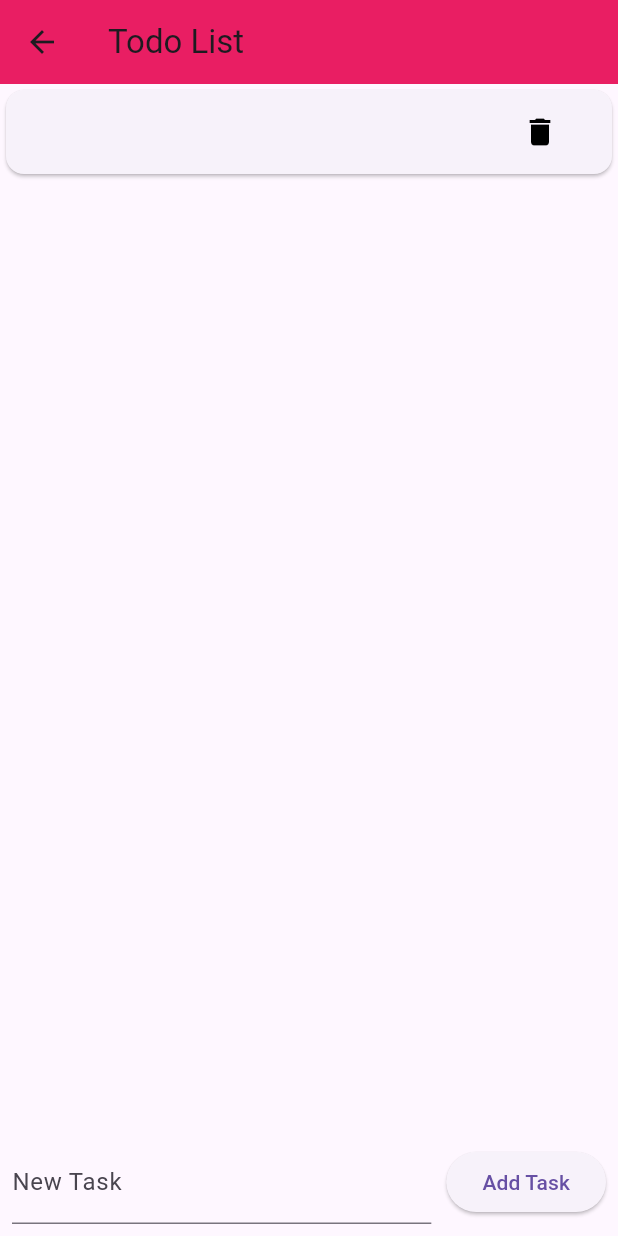
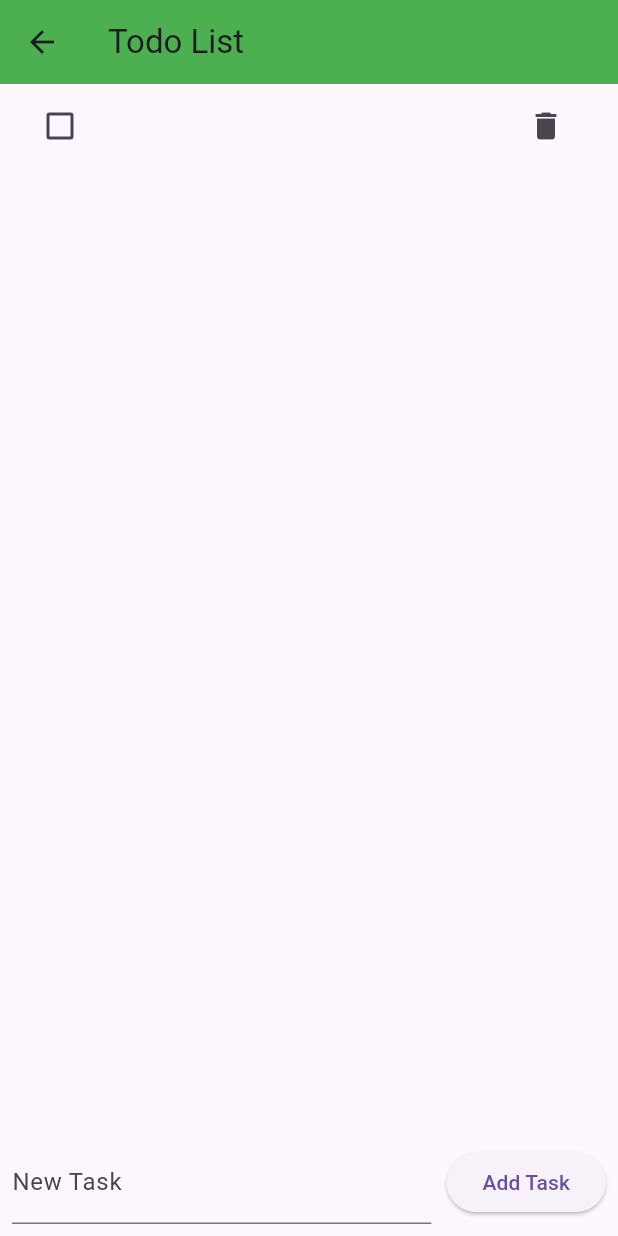
Before and after one commit to maheshparajuli/simple-app, a Flutter app: the screen it shows after launch, after a tap on "Add Task", on a phone screen of 412 x 824 dp. Run offline on Flutter 3.47's test engine with Material 3 defaults, Android fonts, the phone set to English and light mode, and no system bars.

Commit message:
homepage done

```diff
--- a/lib/pages/home_page.dart
+++ b/lib/pages/home_page.dart
@@ -1,4 +1,4 @@
-import 'package:flutter/material.dart';
+import "package:flutter/material.dart";
 
 class HomePage extends StatefulWidget {
   @override
@@ -6,17 +6,15 @@ class HomePage extends StatefulWidget {
 }
 
 class _HomePageState extends State<HomePage> {
-  List<String> todos = [];
+  List<TodoItem> todos = [];
   TextEditingController controller = TextEditingController();
 
   @override
   Widget build(BuildContext context) {
     return Scaffold(
       appBar: AppBar(
-        backgroundColor: Colors.pink,
-        title: Text(
-          'Todo List',
-        ),
+        backgroundColor: Colors.green,
+        title: Text('Todo List'),
       ),
       body: Column(
         children: <Widget>[
@@ -24,18 +22,23 @@ class _HomePageState extends State<HomePage> {
             child: ListView.builder(
               itemCount: todos.length,
               itemBuilder: (BuildContext context, int index) {
-                return Card(
-                  child: ListTile(
-                    title: Text(todos[index]),
+                return ListTile(
+                  title: Text(todos[index].task),
+                  leading: Checkbox(
+                    value: todos[index].completed,
+                    onChanged: (bool? value) {
+                      setState(() {
+                        todos[index].completed = value!;
+                      });
+                    },
+                  ),
                   trailing: IconButton(
                     icon: Icon(Icons.delete),
-                      color: Colors.black,
                     onPressed: () {
                       setState(() {
                         todos.removeAt(index);
                       });
                     },
-                    ),
                   ),
                 );
               },
@@ -57,7 +60,8 @@ class _HomePageState extends State<HomePage> {
                 ElevatedButton(
                   onPressed: () {
                     setState(() {
-                      todos.add(controller.text);
+                      todos.add(
+                          TodoItem(task: controller.text, completed: false));
                       controller.clear();
                     });
                   },
@@ -71,3 +75,10 @@ class _HomePageState extends State<HomePage> {
     );
   }
 }
+
+class TodoItem {
+  String task;
+  bool completed;
+
+  TodoItem({required this.task, required this.completed});
+}
```
Lines whose indentation alone changed are shown as unchanged.
